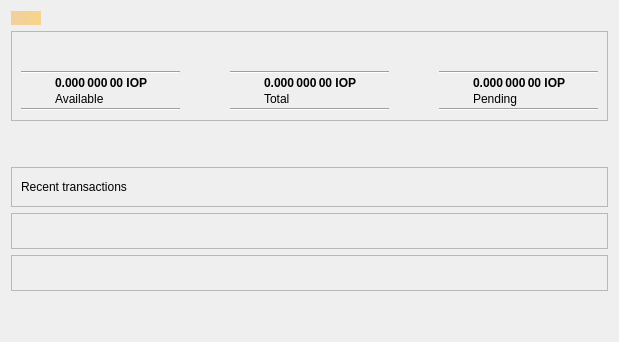
Before: the Qt Designer form src/qt/forms/overviewpage.ui in Internet-of-People/iop-core, drawn with Qt 5.
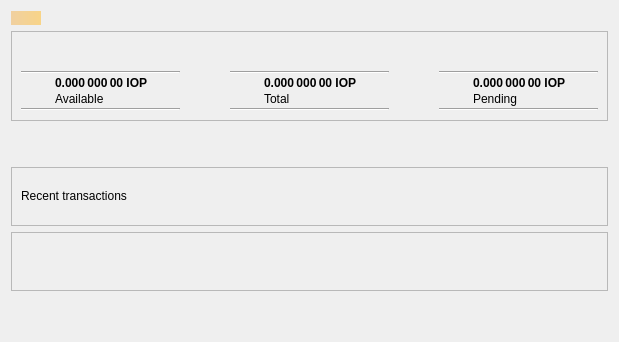
After: the same form once the commit is applied. Icons and pictures are not drawn.

Commit message: broken overview

Patch:
```diff
--- a/src/qt/forms/overviewpage.ui
+++ b/src/qt/forms/overviewpage.ui
@@ -482,21 +482,13 @@
                         </layout>
                     </item>
                     <item>
-                        <layout class="QVBoxLayout" name="verticalLayout_3">
-                            <item>
-                                <widget class="QFrame" name="transactionLabelFrame">
+                        <widget class="QFrame" name="transactionFrame">
                                     <property name="frameShape">
                                         <enum>QFrame::StyledPanel</enum>
                                     </property>
                                     <property name="frameShadow">
                                         <enum>QFrame::Raised</enum>
                                     </property>
-                                    <property name="sizePolicy">
-                                        <sizepolicy hsizetype="Preferred" vsizetype="Expanding">
-                                            <horstretch>1</horstretch>
-                                            <verstretch>1</verstretch>
-                                        </sizepolicy>
-                                    </property>
                                     <layout class="QVBoxLayout" name="transactionLayout">
                                         <item>
                                             <layout class="QHBoxLayout" name="horizontalLayout_2">
@@ -536,9 +528,6 @@
                                                                 <disabledoff>:/icons/warning</disabledoff>:/icons/warning                                                                                                                                                                                    
                                                             </iconset>
                                                         </property>
-                                                        <property name="styleSheet">
-                                                                    <string notr="true">background: transparent; border: none</string>
-                                                                </property>
                                                         <property name="iconSize">
                                                             <size>
                                                                 <width>24</width>
@@ -568,22 +557,6 @@
                                     </layout>
                                 </widget>
                             </item>
-                            <item>
-                                <widget class="QFrame" name="transactionFrame">
-                                    <property name="frameShape">
-                                        <enum>QFrame::StyledPanel</enum>
-                                    </property>
-                                    <property name="frameShadow">
-                                        <enum>QFrame::Raised</enum>
-                                    </property>
-                                    <property name="sizePolicy">
-                                        <sizepolicy hsizetype="Preferred" vsizetype="Expanding">
-                                            <horstretch>1</horstretch>
-                                            <verstretch>1</verstretch>
-                                        </sizepolicy>
-                                    </property>
-                                </widget>
-                            </item>
                              <item>
                                 <widget class="QFrame" name="buyFrame">
                                     <property name="frameShape">
@@ -592,8 +565,14 @@
                                     <property name="frameShadow">
                                         <enum>QFrame::Raised</enum>
                                     </property>
+                            <property name="sizeHint" stdset="0">
+                                <size>
+                                    <width>2000000</width>
+                                    <height>40</height>
+                                </size>
+                            </property>
                                     <property name="sizePolicy">
-                                        <sizepolicy hsizetype="Preferred" vsizetype="Expanding">
+                                <sizepolicy hsizetype="Expanding" vsizetype="Expanding">
                                             <horstretch>1</horstretch>
                                             <verstretch>1</verstretch>
                                         </sizepolicy>
@@ -618,8 +597,6 @@
                                         </sizepolicy>
                                     </property>
                                 </spacer>
-                            </item>
-                        </layout>
                     </item>
                 </layout>
             </item>
```
Left out of the diff: 14 changed lines with no effect on the pictures. Lines whose indentation alone changed are shown as unchanged. The commit also changes 2 other files.
